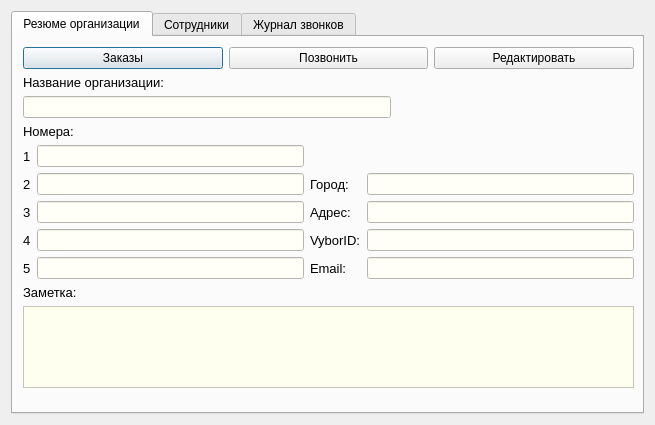
Old version of the form ViewOrgContactDialog.ui in the repository okostynchuk/Outcall.
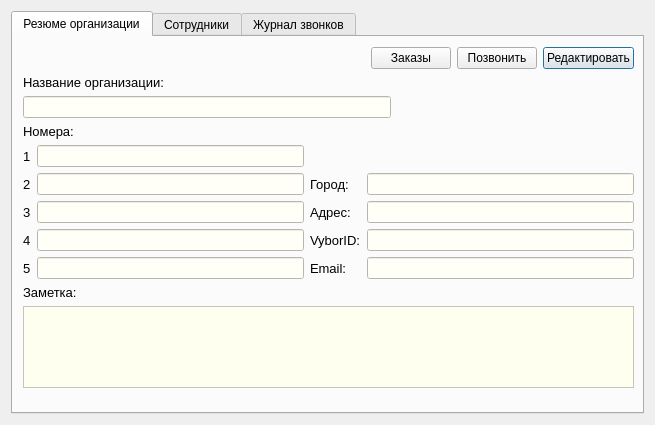
New version of the form. Icons and pictures are not drawn.

Commit message: group number, fix regexp, and view contacts

The edit to the form file:
```diff
--- a/ViewOrgContactDialog.ui
+++ b/ViewOrgContactDialog.ui
@@ -36,7 +36,7 @@
       <attribute name="title">
        <string>Резюме организации</string>
       </attribute>
-      <widget class="QWidget" name="">
+      <widget class="QWidget" name="layoutWidget">
        <property name="geometry">
         <rect>
          <x>10</x>
@@ -48,14 +48,24 @@
        <layout class="QGridLayout" name="gridLayout_14">
         <item row="0" column="0">
          <layout class="QGridLayout" name="gridLayout_3">
-          <item row="0" column="0">
+          <item row="0" column="3">
+           <widget class="QPushButton" name="editButton">
+            <property name="focusPolicy">
+             <enum>Qt::StrongFocus</enum>
+            </property>
+            <property name="text">
+             <string>Редактировать</string>
+            </property>
+           </widget>
+          </item>
+          <item row="0" column="1">
            <widget class="QPushButton" name="openAccess">
             <property name="text">
              <string>Заказы</string>
             </property>
            </widget>
           </item>
-          <item row="0" column="1">
+          <item row="0" column="2">
            <widget class="QPushButton" name="callButton">
             <property name="focusPolicy">
              <enum>Qt::StrongFocus</enum>
@@ -65,15 +75,18 @@
             </property>
            </widget>
           </item>
-          <item row="0" column="2">
-           <widget class="QPushButton" name="editButton">
-            <property name="focusPolicy">
-             <enum>Qt::StrongFocus</enum>
+          <item row="0" column="0">
+           <spacer name="horizontalSpacer_4">
+            <property name="orientation">
+             <enum>Qt::Horizontal</enum>
             </property>
-            <property name="text">
-             <string>Редактировать</string>
+            <property name="sizeHint" stdset="0">
+             <size>
+              <width>40</width>
+              <height>20</height>
+             </size>
             </property>
-           </widget>
+           </spacer>
           </item>
          </layout>
         </item>
```
The commit also changes 7 other files.
